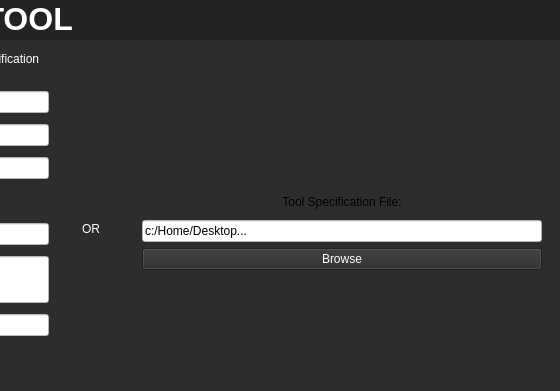
Old version of the form MAIN/SEA_main_page.ui in the repository frleal2/SEA-Scanning-And-Enumeration-Automation-Tool-; both pictures show x 645 to 1205 and y 0 to 391 of the 1205 by 617 pixel window.
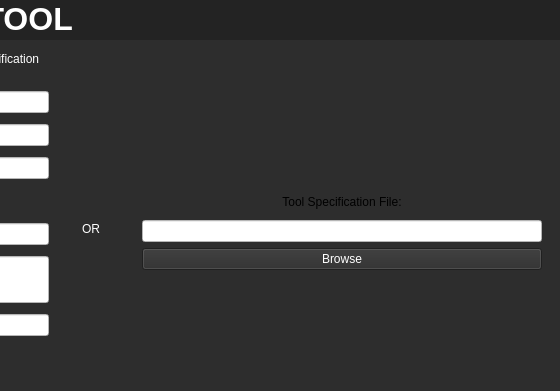
New version of the form. The open tabs and pages were chosen to show the change.

What changed in the file:
```diff
--- a/MAIN/SEA_main_page.ui
+++ b/MAIN/SEA_main_page.ui
@@ -1962,7 +1962,7 @@
 color: black;</string>
                                </property>
                                <property name="text">
-                                <string>c:/Home/Desktop...</string>
+                                <string></string>
                                </property>
                               </widget>
                              </item>
```
